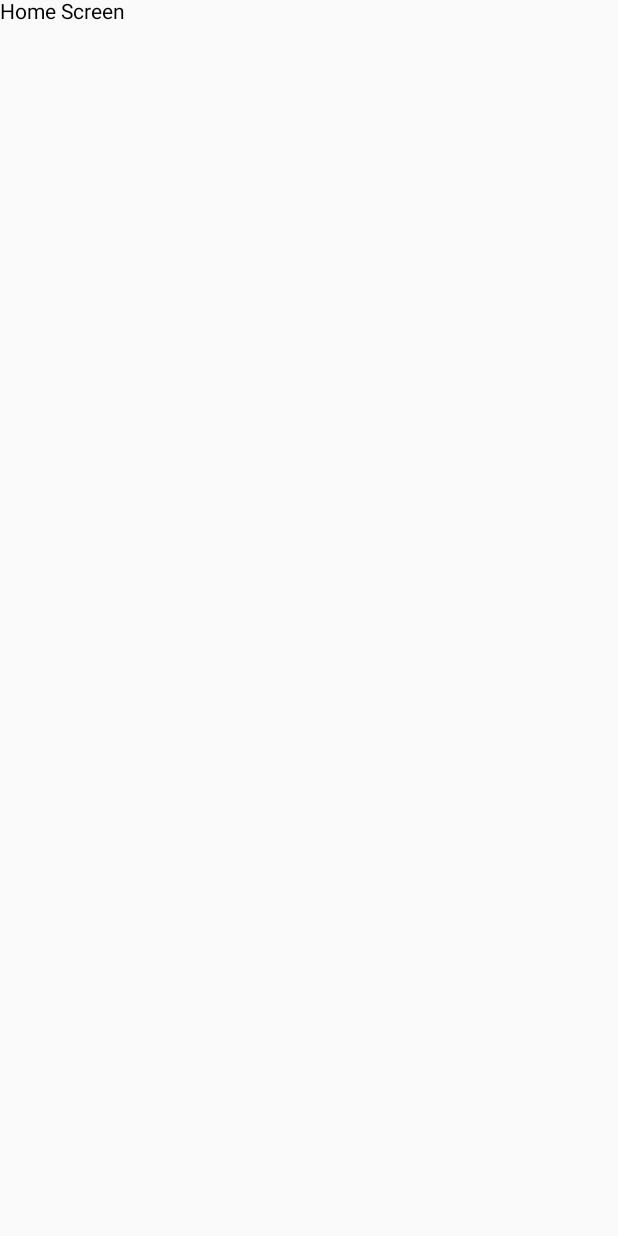
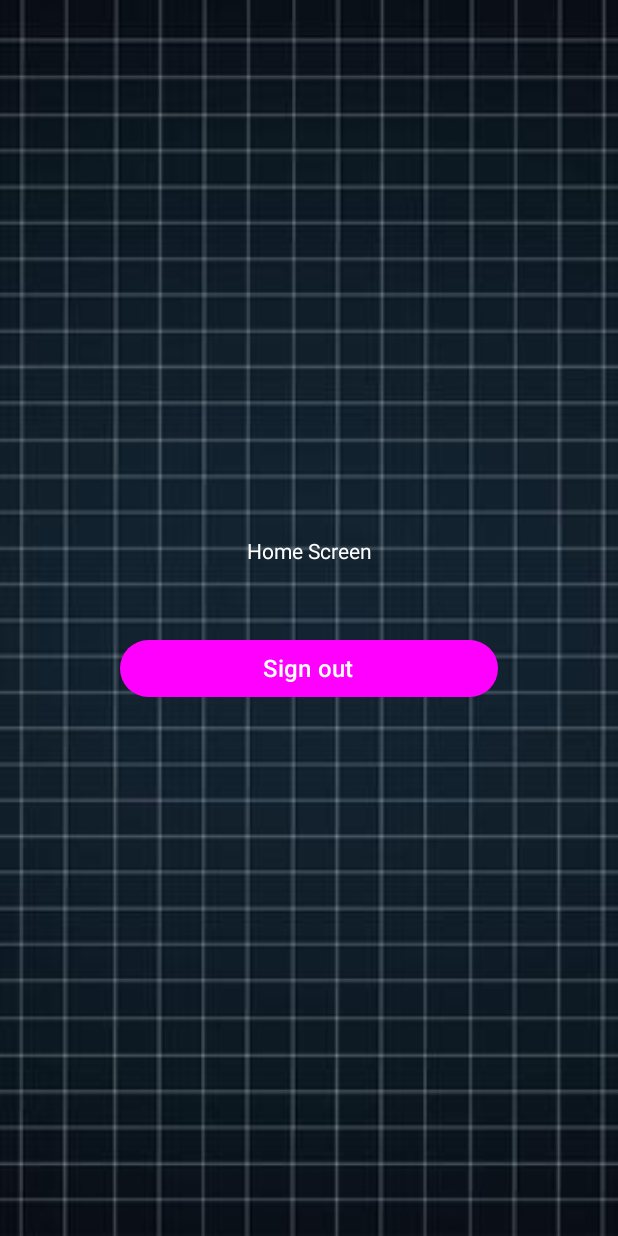
Before and after one commit to SandroCata/MACC_project, an Android app built with Jetpack Compose: the HomeScreen screen opened through its navigation route, on a phone screen of 412 x 824 dp. Before the commit the screen is almost empty. Run offline under Robolectric (Android 15) with nearby library versions, the phone set to English and light mode, and no system bars; our stand-ins replace Firebase (no records; nobody signed in at launch, a user with empty details on screens opened directly).

Commit message:
Google Oauth complete (along with signOut)

```diff
--- a/RadarPhone/app/src/main/java/com/example/radarphone/screens/HomeScreen.kt
+++ b/RadarPhone/app/src/main/java/com/example/radarphone/screens/HomeScreen.kt
@@ -1,11 +1,118 @@
 package com.example.radarphone.screens
 
+import android.content.res.Configuration
+import android.util.Log
+import android.widget.Toast
+import androidx.compose.foundation.Image
+import androidx.compose.foundation.layout.Arrangement
+import androidx.compose.foundation.layout.Column
+import androidx.compose.foundation.layout.Spacer
+import androidx.compose.foundation.layout.fillMaxSize
+import androidx.compose.foundation.layout.height
+import androidx.compose.foundation.layout.padding
+import androidx.compose.foundation.layout.size
+import androidx.compose.material3.Button
+import androidx.compose.material3.ButtonDefaults
 import androidx.compose.material3.Text
 import androidx.compose.runtime.Composable
+import androidx.compose.runtime.rememberCoroutineScope
+import androidx.compose.ui.Alignment
+import androidx.compose.ui.Modifier
+import androidx.compose.ui.graphics.Color
+import androidx.compose.ui.layout.ContentScale
+import androidx.compose.ui.platform.LocalConfiguration
+import androidx.compose.ui.platform.LocalContext
+import androidx.compose.ui.res.painterResource
+import androidx.compose.ui.unit.dp
+import androidx.compose.ui.unit.sp
 import androidx.navigation.NavController
+import com.example.radarphone.R
 import com.example.radarphone.viewModels.RegLogViewModel
+import kotlinx.coroutines.launch
 
 @Composable
 fun HomeScreen(navController: NavController, regLogViewModel: RegLogViewModel) {
-    Text(text = "Home Screen")
+
+    val configuration = LocalConfiguration.current
+
+    val context = LocalContext.current
+
+    val changeSize = (configuration.orientation == Configuration.ORIENTATION_LANDSCAPE)
+
+    val buttonWidthSize = if (changeSize) {
+        200.dp
+    } else {
+        300.dp
+    }
+
+    val fontSize = if (changeSize) {
+        14.sp
+    } else {
+        16.sp
+    }
+
+    val spacing = if (changeSize) {
+        5.dp
+    } else {
+        50.dp
+    }
+
+    val screenPadding = if (changeSize) {
+        16.dp
+    } else {
+        80.dp
+    }
+
+    // Remember a CoroutineScope
+    val coroutineScope = rememberCoroutineScope()
+
+    //background image
+    Image(
+        painter = painterResource(id = R.drawable.mainscreen),
+        contentDescription = "Background Image",
+        modifier = Modifier.fillMaxSize(),
+        contentScale = ContentScale.Crop // Adjust scaling as needed
+    )
+
+
+    Column(
+        modifier = Modifier
+            .fillMaxSize()
+            .padding(screenPadding),
+        horizontalAlignment = Alignment.CenterHorizontally,
+        verticalArrangement = Arrangement.Center
+    ) {
+        Text(text = "Home Screen", color = Color.White)
+        Spacer(modifier = Modifier.height(spacing))
+        Button(
+            modifier = Modifier.size(width = buttonWidthSize, height = 38.dp),
+            onClick = { /* Handle signout (both if authenticated through google or through form) and navigate to RegLog_screen */
+                coroutineScope.launch {
+                    val signOutResult = regLogViewModel.signout()
+                    if (signOutResult.first) {
+                        // Sign-out successful
+                        Toast.makeText(context, signOutResult.second, Toast.LENGTH_SHORT).show()
+                        navController.navigate("RegLog_screen") {
+                            // Clear back stack (Removes all destinations from the back stack up to and including the RegLog_screen.
+                            // As a result, the back stack is now empty, and the RegLog_screen is the only destination in the navigation history.
+                            // This ensures that the user cannot accidentally go back to the HomeScreen after signing out.)
+                            popUpTo("RegLog_screen") { inclusive = true }
+                        }
+                    } else {
+                        // Sign-out failed
+                        Toast.makeText(context, signOutResult.second, Toast.LENGTH_SHORT).show()
+                    }
+                }
+            },
+            colors = ButtonDefaults.buttonColors(
+                containerColor = Color.Magenta,
+                contentColor = Color.White
+            )
+        ) {
+            Text(
+                text = "Sign out",
+                fontSize = fontSize
+            )
+        }
+    }
 }
```
Also changed, not shown: RadarPhone/app/src/main/java/com/example/radarphone/screens/Register_Login.kt (+31 -11 lines), RadarPhone/app/src/main/java/com/example/radarphone/viewModels/RegLogViewModel.kt (+44 -5 lines).
